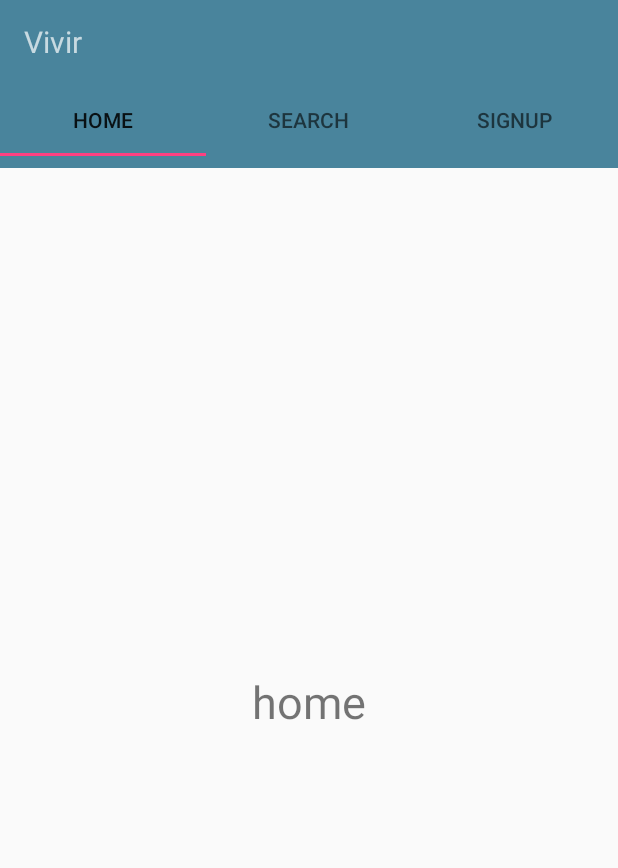
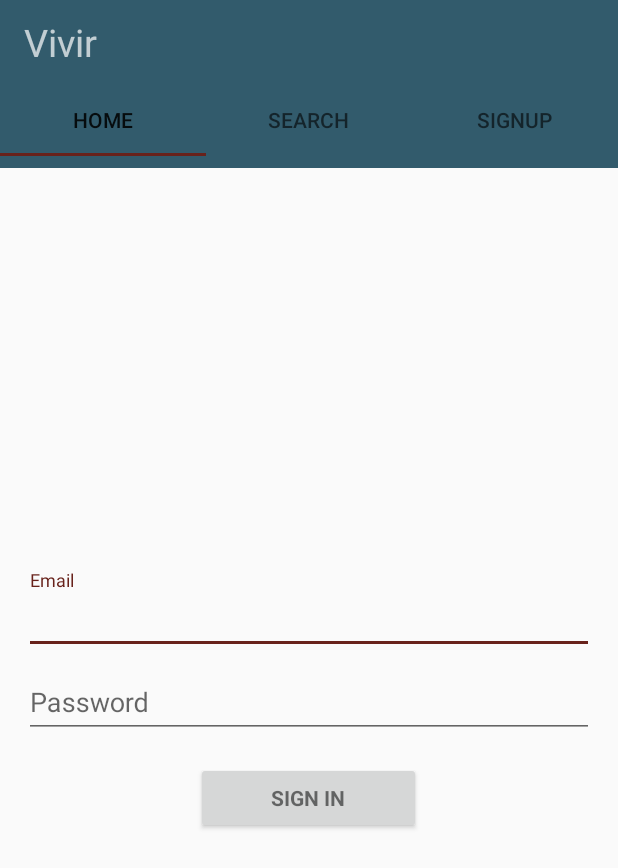
Before and after one commit to yogendra-nitc/Vivir, an Android app: the screen it shows after launch (MainActivity), on a phone screen of 412 x 824 dp. Shown: the top 868 px of the screen. Run offline under Robolectric (Android 15) with nearby library versions, the phone set to English and light mode, and no system bars.

Commit message:
Changes in values file

```diff
--- a/app/src/main/res/layout/activity_main.xml
+++ b/app/src/main/res/layout/activity_main.xml
@@ -21,7 +21,7 @@
             android:layout_width="wrap_content"
             android:layout_height="wrap_content"
             android:text="Vivir"
-            android:textSize="20dp"
+            android:textSize="25dp"
         />
     </android.support.v7.widget.Toolbar>
     <android.support.design.widget.TabLayout
--- a/app/src/main/res/layout/fragment_home.xml
+++ b/app/src/main/res/layout/fragment_home.xml
@@ -1,16 +1,93 @@
-<RelativeLayout xmlns:android="http://schemas.android.com/apk/res/android"
+<!--LinearLayout xmlns:android="http://schemas.android.com/apk/res/android"
+    xmlns:app="http://schemas.android.com/apk/res-auto"
     xmlns:tools="http://schemas.android.com/tools"
     android:layout_width="match_parent"
     android:layout_height="match_parent"
-    tools:context="com.example.yogendra.vivir.home">
+    tools:context="com.example.yogendra.vivir.home" -->
 
     <!-- TODO: Update blank fragment layout -->
-    <TextView
-        android:layout_width="wrap_content"
-        android:layout_height="wrap_content"
-        android:text="home"
-        android:layout_centerInParent="true"
-        android:textSize="30dp"
-        />
 
-</RelativeLayout>
+
+    <LinearLayout xmlns:android="http://schemas.android.com/apk/res/android"
+        xmlns:tools="http://schemas.android.com/tools"
+        android:layout_width="match_parent"
+        android:layout_height="match_parent"
+        android:gravity="center_horizontal"
+        android:orientation="vertical"
+        android:paddingBottom="@dimen/activity_vertical_margin"
+        android:paddingLeft="@dimen/activity_horizontal_margin"
+        android:paddingRight="@dimen/activity_horizontal_margin"
+        android:paddingTop="@dimen/activity_vertical_margin"
+
+        >
+
+        <!-- Login progress -->
+        <ProgressBar
+            android:id="@+id/login_progress"
+            style="?android:attr/progressBarStyleLarge"
+            android:layout_width="wrap_content"
+            android:layout_height="wrap_content"
+            android:layout_marginBottom="8dp"
+            android:visibility="gone" />
+
+        <ScrollView
+            android:id="@+id/login_form"
+            android:layout_width="match_parent"
+            android:layout_height="match_parent"
+            >
+
+            <LinearLayout
+                android:id="@+id/email_login_form"
+                android:layout_width="match_parent"
+                android:layout_height="wrap_content"
+                android:orientation="vertical"
+                android:layout_gravity="center_vertical"
+                >
+
+                <android.support.design.widget.TextInputLayout
+                    android:layout_width="match_parent"
+                    android:layout_height="wrap_content">
+
+                    <AutoCompleteTextView
+                        android:id="@+id/email"
+                        android:layout_width="match_parent"
+                        android:layout_height="wrap_content"
+                        android:hint="@string/prompt_email"
+                        android:inputType="textEmailAddress"
+                        android:maxLines="1"
+                        android:singleLine="true" />
+
+                </android.support.design.widget.TextInputLayout>
+
+                <android.support.design.widget.TextInputLayout
+                    android:layout_width="match_parent"
+                    android:layout_height="wrap_content">
+
+                    <EditText
+                        android:id="@+id/password"
+                        android:layout_width="match_parent"
+                        android:layout_height="wrap_content"
+                        android:hint="@string/prompt_password"
+                        android:imeActionId="6"
+                        android:imeActionLabel="@string/action_sign_in_short"
+                        android:imeOptions="actionUnspecified"
+                        android:inputType="textPassword"
+                        android:maxLines="1"
+                        android:singleLine="true" />
+
+                </android.support.design.widget.TextInputLayout>
+
+                <Button
+                    android:id="@+id/email_sign_in_button"
+                    style="?android:textAppearanceSmall"
+                    android:layout_width="150dp"
+                    android:layout_gravity="center_vertical|center_horizontal"
+                    android:layout_height="wrap_content"
+                    android:layout_marginTop="16dp"
+                    android:text="@string/action_sign_in"
+                    android:textStyle="bold"
+                    android:shadowColor="@color/colorPrimary"/>
+
+            </LinearLayout>
+        </ScrollView>
+    </LinearLayout>
--- a/app/src/main/res/layout/fragment_search.xml
+++ b/app/src/main/res/layout/fragment_search.xml
@@ -5,6 +5,17 @@
     tools:context="com.example.yogendra.vivir.search">
 
     <!-- TODO: Update blank fragment layout -->
+    <android.support.v4.widget.NestedScrollView
+        android:layout_width="match_parent"
+        android:layout_height="match_parent"
+        android:fillViewport="true">
+
+        <LinearLayout
+            android:layout_width="match_parent"
+            android:layout_height="wrap_content"
+            android:orientation="vertical" />
+    </android.support.v4.widget.NestedScrollView>
+
     <TextView
         android:layout_width="wrap_content"
         android:layout_height="wrap_content"
@@ -12,5 +23,4 @@
         android:layout_centerInParent="true"
         android:textSize="30dp"
         />
-
 </LinearLayout>
--- a/app/src/main/res/values/colors.xml
+++ b/app/src/main/res/values/colors.xml
@@ -1,6 +1,6 @@
 <?xml version="1.0" encoding="utf-8"?>
 <resources>
-    <color name="colorPrimary">#49849C</color>
+    <color name="colorPrimary">#325B6C</color>
     <color name="colorPrimaryDark">#303F9F</color>
-    <color name="colorAccent">#FF4081</color>
+    <color name="colorAccent">#68221B</color>
 </resources>
--- a/app/src/main/res/values/strings.xml
+++ b/app/src/main/res/values/strings.xml
@@ -8,5 +8,16 @@
     <string name="title_activity_del">del</string>
 
     <!-- TODO: Remove or change this placeholder text -->
-    <string name="hello_blank_fragment">Hello blank fragment</string>
+    <!--string name="hello_blank_fragment">Hello blank fragment</string -->
+    <string name="prompt_email">Email</string>
+    <string name="prompt_password">Password </string>
+    <string name="action_sign_in">Sign in</string>
+    <string name="action_sign_in_short">Sign in</string>
+    <string name="error_invalid_email">This email address is invalid</string>
+    <string name="error_invalid_password">This password is too short</string>
+    <string name="error_incorrect_password">This password is incorrect</string>
+    <string name="error_field_required">This field is required</string>
+    <string name="permission_rationale">"Contacts permissions are needed for providing email
+        completions."
+    </string>
 </resources>
```
